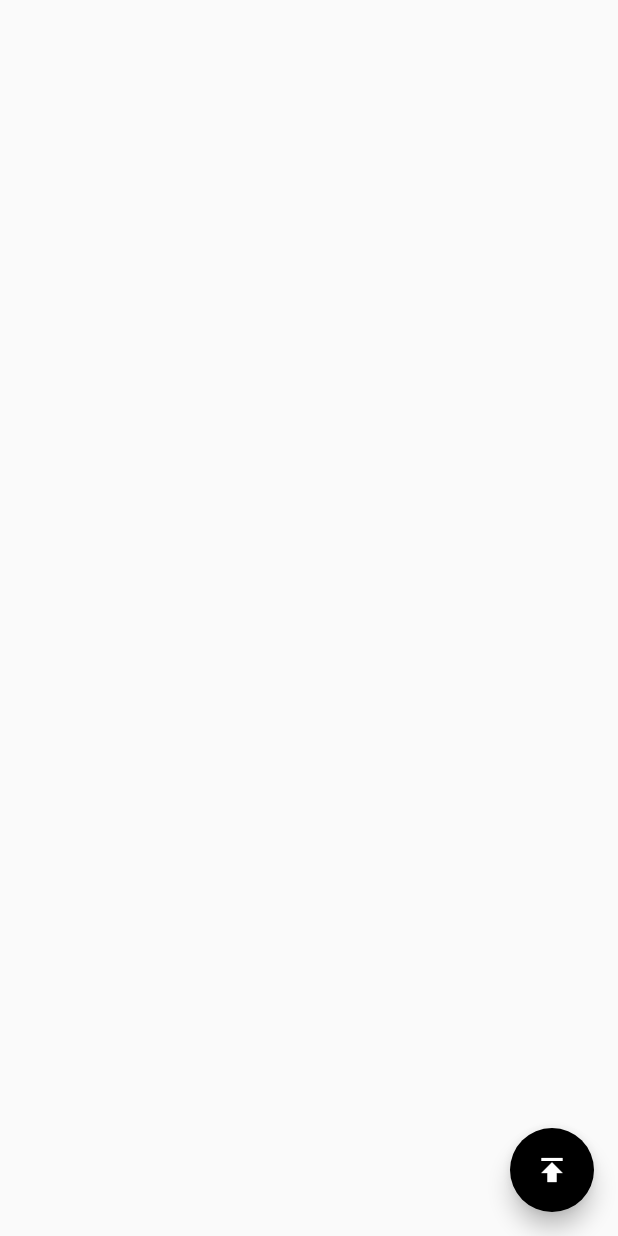
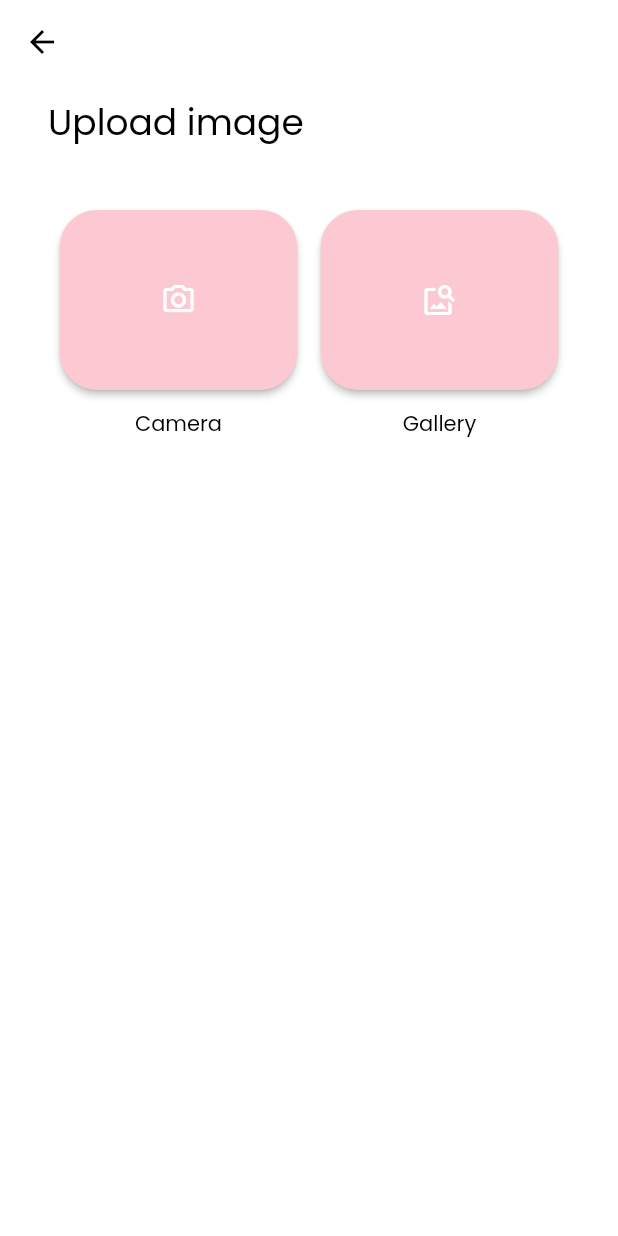
Before and after one commit to nhlinhseuit/Flutter-styLLe, a Flutter app: the ImageCapture screen opened by its route, on a phone screen of 412 x 824 dp. Run offline on Flutter 3.47's test engine with Material 2 defaults, Android fonts, the phone set to English and light mode, and no system bars; our stand-ins replace cloud_firestore, firebase_auth, firebase_core, firebase_storage, google_fonts, google_nav_bar and 4 more; accounts and stored records are empty; network calls fail.

Commit message:
update ui for UploadImage

```diff
--- a/lib/main.dart
+++ b/lib/main.dart
@@ -43,9 +43,10 @@ class MyApp extends StatelessWidget {
             secondary: Colors.black,
           ),
           textTheme: TextTheme(
-            bodyMedium: GoogleFonts.abhayaLibre(
+            bodyMedium: GoogleFonts.poppins(
               textStyle: const TextStyle(
-                fontSize: 18,
+                fontSize: 14,
+                color: Colors.black,
               )
             )
           ),
--- a/lib/pages/home_page.dart
+++ b/lib/pages/home_page.dart
@@ -3,6 +3,7 @@ import 'package:flutter/material.dart';
 import 'package:google_nav_bar/google_nav_bar.dart';
 import 'package:stylle/pages/home_page_delegated.dart';
 import 'package:stylle/pages/profile_page_delegated.dart';
+import 'package:stylle/pages/uploade_image_page.dart';
 import '../services/auth/auth_service.dart';
 
 class HomePage extends StatefulWidget {
@@ -18,8 +19,8 @@ class _HomePageState extends State<HomePage> {
   int _selectedIndex = 0;
 
   final tabs = const [
+    ImageCapture(),
     HomePageDelegated(),
-    Center(child: Text('ADD')),
     Center(child: Text('FAVORITE')),
     ProfilePageDelegated(),
   ];
--- a/lib/pages/home_page_delegated.dart
+++ b/lib/pages/home_page_delegated.dart
@@ -201,27 +201,16 @@ class _CustomWidgetState extends State<CustomWidget> {
             Expanded(
               child: Row(
                 children: const [
-                  Padding(
-                    padding: EdgeInsets.only(top: 20.0),
-                    child: Text(
+                    Text(
                       'Alexander',
                       style: TextStyle(
                         color: Colors.red,
                         fontSize: 16.0,
-                        fontWeight: FontWeight.bold,
                       ), overflow: TextOverflow.ellipsis,
                     ),
-                  ),
                   Padding(
                     padding: EdgeInsets.only(top: 20.0),
-                    child: Text(
-                      'Alexander',
-                      style: TextStyle(
-                        color: Colors.red,
-                        fontSize: 16.0,
-                        fontWeight: FontWeight.bold,
-                      ), overflow: TextOverflow.ellipsis,
-                    ),
+                    child: Icon(Icons.favorite_border)
                   ),
                   // Icon(
                   //   color: Color.fromRGBO(255, 191, 202, 100),
--- a/lib/pages/login_page.dart
+++ b/lib/pages/login_page.dart
@@ -169,10 +169,10 @@ class _LoginPageState extends State<LoginPage> {
                         ),
                         child: Text(
                           'Log in',
-                          style: GoogleFonts.abhayaLibre(
+                          style: GoogleFonts.poppins(
                             textStyle: TextStyle(
                               color: Theme.of(context).colorScheme.primary,
-                              fontSize: 20.00,
+                              fontSize: 16.00,
                             )
                           ),
                         ),
--- a/lib/pages/uploade_image_page.dart
+++ b/lib/pages/uploade_image_page.dart
@@ -2,6 +2,7 @@ import 'dart:io';
 
 import 'package:firebase_storage/firebase_storage.dart';
 import 'package:flutter/material.dart';
+import 'package:google_fonts/google_fonts.dart';
 import 'package:image_cropper/image_cropper.dart';
 import 'package:image_picker/image_picker.dart';
 
@@ -15,9 +16,20 @@ class ImageCapture extends StatefulWidget {
 class _ImageCaptureState extends State<ImageCapture> {
   final ImagePicker _picker = ImagePicker();
   final ImageCropper _cropper = ImageCropper();
+  late TextEditingController imageDiscriptionController;
   File? _imageFile;
-  bool _showFabMenu = false;
 
+  @override
+  void initState() {
+    imageDiscriptionController = TextEditingController();
+    super.initState();
+  }
+
+  @override
+  void dispose() {
+    imageDiscriptionController.dispose();
+    super.dispose();
+  }
 
   Future<void> _pickImage(ImageSource source) async {
     XFile? selected = await _picker.pickImage(source: source);
@@ -55,15 +67,93 @@ class _ImageCaptureState extends State<ImageCapture> {
   @override
   Widget build(BuildContext context) {
     return Scaffold(
+      extendBodyBehindAppBar: true,
+      resizeToAvoidBottomInset: false,
+      backgroundColor: Colors.transparent,
+      appBar: AppBar(
+        elevation: 0,
+        backgroundColor: Colors.transparent,
+        foregroundColor: Colors.black,
+      ),
       body: ListView(
+        padding: const EdgeInsets.only(top: 0),
         children: <Widget>[
-          if (_imageFile != null) ...[
+          if (_imageFile == null) Container(
+            padding: const EdgeInsets.all(32),
+            child: Column(
+              crossAxisAlignment: CrossAxisAlignment.start,
+              children: [
+                const SizedBox(
+                  height: 32,
+                ),
+                Text(
+                  "Upload image",
+                  style: GoogleFonts.poppins(
+                    textStyle: const TextStyle(
+                      color: Colors.black,
+                      fontSize: 24.00,
+                    )
+                  ),
+                ),
+                const SizedBox(
+                  height: 40,
+                ),
+                Row(
+                  mainAxisAlignment: MainAxisAlignment.spaceEvenly,
+                  children: [
+                    Column(
+                      children: [
+                        ElevatedButton(
+                          onPressed: () => _pickImage(ImageSource.camera),
+                          style: ElevatedButton.styleFrom(
+                            shape: RoundedRectangleBorder(
+                              borderRadius: BorderRadius.circular(25), // <-- Radius
+                            ),
+                            minimumSize: Size(MediaQuery.of(context).size.width / 2.6, 120),
+                          ),
+                          child: const Icon(Icons.camera_alt_outlined),
+                        ),
+                        const SizedBox(
+                          height: 12,
+                        ),
+                        const Text('Camera'),
+                      ],
+                    ),
+                    const SizedBox(height: 16),
+                    Column(
+                      children: [
+                        ElevatedButton(
+                          onPressed: () => _pickImage(ImageSource.gallery),
+                          style: ElevatedButton.styleFrom(
+                            shape: RoundedRectangleBorder(
+                              borderRadius: BorderRadius.circular(25), // <-- Radius
+                            ),
+                            minimumSize: Size(MediaQuery.of(context).size.width / 2.6, 120),
+                          ),
+                          child: const Icon(Icons.image_search),
+                        ),
+                        const SizedBox(
+                          height: 12,
+                        ),
+                        const Text('Gallery'),
+                      ],
+                    ),
+                  ],
+                ),
+              ],
+            ),
+          ) else ...[
             Image.file(_imageFile!),
+
             Row(
-              children: <Widget>[
+              mainAxisAlignment: MainAxisAlignment.center,
+              children: [
                 ElevatedButton(
                   onPressed: _cropImage,
                   child: const Icon(Icons.crop),
+                ),
+                const SizedBox(
+                  width: 24,
                 ),
                 ElevatedButton(
                   onPressed: _clear,
@@ -72,50 +162,67 @@ class _ImageCaptureState extends State<ImageCapture> {
               ],
             ),
 
+            Container(
+              padding: const EdgeInsets.only(left: 24, top: 8, right: 24, bottom: 24),
+              child: TextField(
+                controller: imageDiscriptionController,
+                keyboardType: TextInputType.multiline,
+                maxLines: 10,
+                decoration: const InputDecoration(
+                  border: OutlineInputBorder(),
+                  hintText: 'Image discription (optional)',
+                ),
+              ),
+            ),
+            Container(
+              margin: const EdgeInsets.only(left: 24, top: 0, right: 24, bottom: 24),
+              child: Uploader(
+                file: _imageFile,
+              ),
+            ),
           ]
         ],
       ),
-      floatingActionButton: Column(
-        mainAxisAlignment: MainAxisAlignment.end,
-        children: <Widget>[
-          AnimatedSwitcher(
-            duration: const Duration(milliseconds: 360),
-            child: _showFabMenu
-                ? Column(
-                    // crossAxisAlignment: CrossAxisAlignment.end,
-                    children: <Widget>[
-                      FloatingActionButton(
-                        heroTag: 'camera',
-                        onPressed: () => _pickImage(ImageSource.camera),
-                        tooltip: 'Camera',
-                        child: const Icon(Icons.camera_alt_outlined),
-                      ),
-                      const SizedBox(height: 16),
-                      FloatingActionButton(
-                        heroTag: 'gallery',
-                        onPressed: () => _pickImage(ImageSource.gallery),
-                        tooltip: 'Gallery',
-                        child: const Icon(Icons.image_search),
-                      ),
-                      const SizedBox(height: 16),
-                    ],
-                  )
-                : const SizedBox.shrink(),
-          ),
-          FloatingActionButton(
-            onPressed: () {
-              setState(() {
-                _showFabMenu = !_showFabMenu;
-              });
-            },
-            tooltip: 'Show menu',
-            child: Icon(_showFabMenu ? Icons.close : Icons.publish),
-          ),
-
-          if (_imageFile != null)
-            Uploader(file: _imageFile),
-        ]
-      ),
+      // floatingActionButton: Column(
+      //   mainAxisAlignment: MainAxisAlignment.end,
+      //   children: <Widget>[
+      //     AnimatedSwitcher(
+      //       duration: const Duration(milliseconds: 360),
+      //       child: _showFabMenu
+      //           ? Column(
+      //               // crossAxisAlignment: CrossAxisAlignment.end,
+      //               children: <Widget>[
+      //                 FloatingActionButton(
+      //                   heroTag: 'camera',
+      //                   onPressed: () => _pickImage(ImageSource.camera),
+      //                   tooltip: 'Camera',
+      //                   child: const Icon(Icons.camera_alt_outlined),
+      //                 ),
+      //                 const SizedBox(height: 16),
+      //                 FloatingActionButton(
+      //                   heroTag: 'gallery',
+      //                   onPressed: () => _pickImage(ImageSource.gallery),
+      //                   tooltip: 'Gallery',
+      //                   child: const Icon(Icons.image_search),
+      //                 ),
+      //                 const SizedBox(height: 16),
+      //               ],
+      //             )
+      //           : const SizedBox.shrink(),
+      //     ),
+      //     FloatingActionButton(
+      //       onPressed: () {
+      //         setState(() {
+      //           _showFabMenu = !_showFabMenu;
+      //         });
+      //       },
+      //       tooltip: 'Show menu',
+      //       child: Icon(_showFabMenu ? Icons.close : Icons.publish),
+      //     ),
+      //     if (_imageFile != null)
+      //       Uploader(file: _imageFile),
+      //   ]
+      // ),
 
     );
   }
```
Also changed, not shown: lib/pages/verify_page.dart (+0 -9 lines), lib/utilities/slide.dart (added), pubspec.lock.
